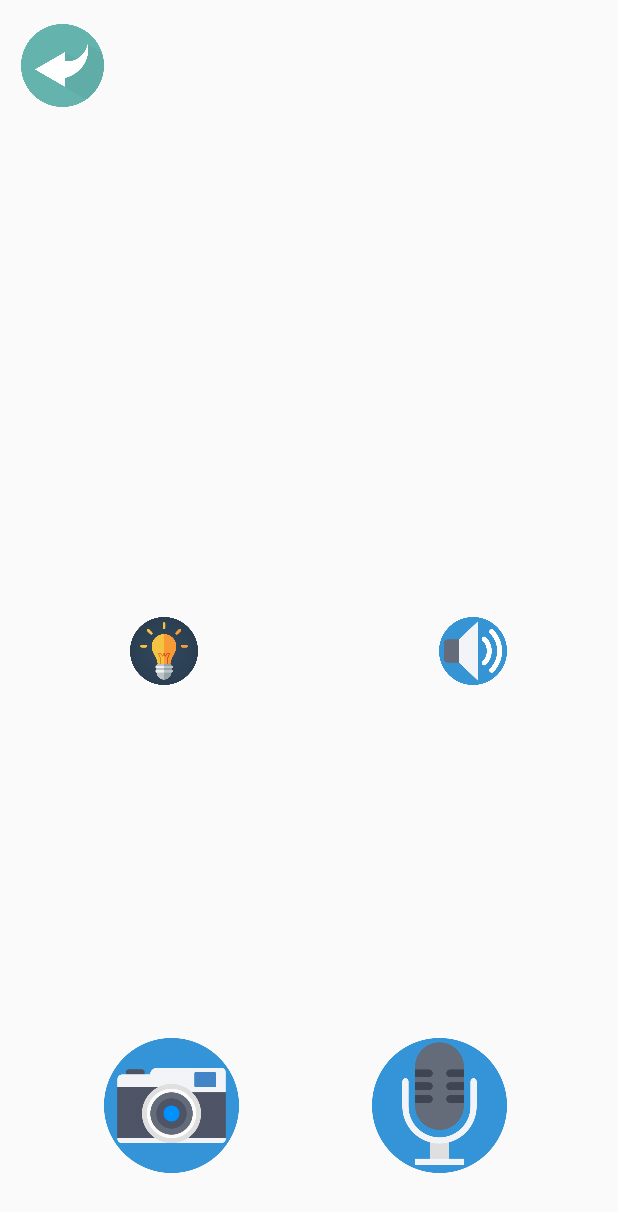
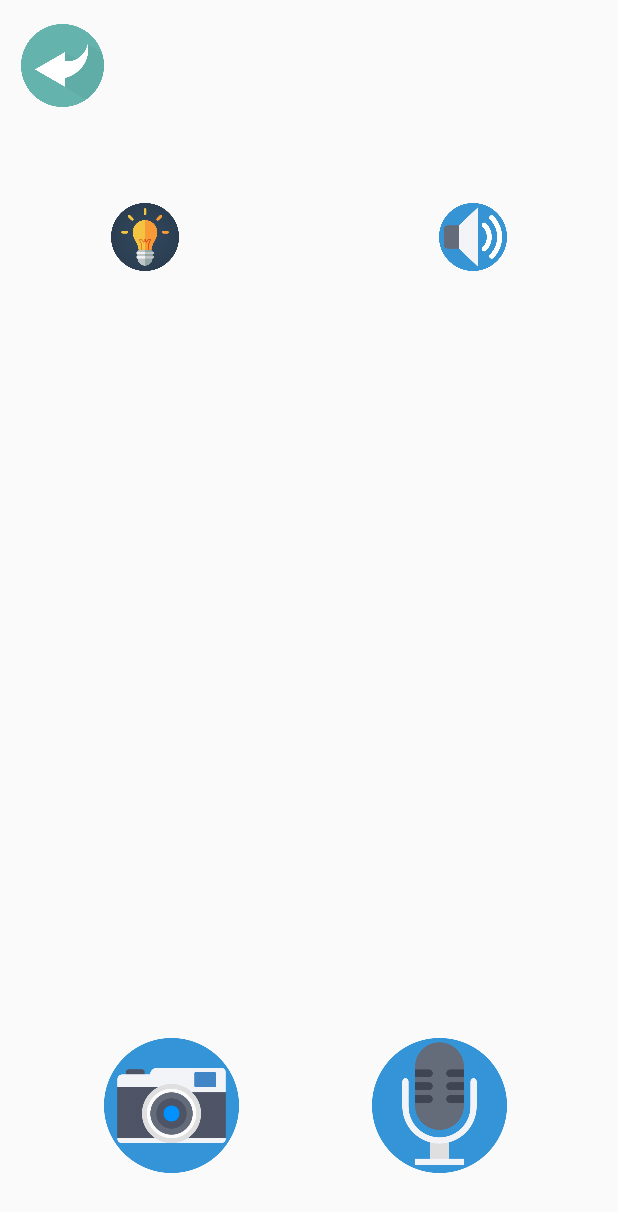
Before and after one commit to MrMinhNguyen/EnglishGO, an Android app: the Challenge screen opened directly, with no data from a screen before it, on a phone screen of 412 x 824 dp. Shown: the top 1212 px of the screen. Run offline under Robolectric (Android 15) with nearby library versions, the phone set to English and light mode, and no system bars; our stand-ins replace Firebase (no records; nobody signed in at launch, a user with empty details on screens opened directly); 2 statements that could not run were skipped.

```diff
--- a/app/src/main/java/sepm/englishgo/Challenge.java
+++ b/app/src/main/java/sepm/englishgo/Challenge.java
@@ -323,7 +323,6 @@ public class Challenge extends AppCompatActivity {
                                             }
                                         }, 2000);
                                     }
-
                                 });
 
         /**On-device Label Detection (can detect 400+ labels, free)**/
--- a/app/src/main/res/layout/activity_main.xml
+++ b/app/src/main/res/layout/activity_main.xml
@@ -12,7 +12,7 @@
         android:layout_height="142dp"
         android:layout_alignParentTop="true"
         android:layout_centerHorizontal="true"
-        android:layout_marginTop="24dp"
+        android:layout_marginTop="49dp"
         android:fontFamily="@font/comfortaa_bold"
         android:text="English\nGO"
         android:textAlignment="center"
@@ -30,7 +30,7 @@
         android:layout_height="248dp"
         android:layout_alignParentBottom="true"
         android:layout_centerHorizontal="true"
-        android:layout_marginBottom="146dp"
+        android:layout_marginBottom="148dp"
         android:src="@drawable/english_go_logo" />
 
     <Button
--- a/app/src/main/res/layout/challenge.xml
+++ b/app/src/main/res/layout/challenge.xml
@@ -24,30 +24,25 @@
         android:id="@+id/challengeWord"
         android:layout_width="wrap_content"
         android:layout_height="wrap_content"
-        android:layout_above="@+id/challengeSound"
+        android:layout_alignParentTop="true"
         android:layout_centerHorizontal="true"
+        android:layout_marginTop="65dp"
         android:fontFamily="@font/comfortaa_bold"
+        android:text=""
         android:textAlignment="center"
         android:textColor="#000000"
-        android:textSize="50dp"
-        app:layout_constraintBottom_toBottomOf="parent"
-        app:layout_constraintHorizontal_bias="0.444"
-        app:layout_constraintLeft_toLeftOf="parent"
-        app:layout_constraintRight_toRightOf="parent"
-        app:layout_constraintTop_toTopOf="parent"
-        app:layout_constraintVertical_bias="0.155" />
+        android:textSize="50dp" />
 
     <Button
         android:id="@+id/challengeSound"
         android:layout_width="45dp"
         android:layout_height="45dp"
         android:layout_alignParentEnd="true"
-        android:layout_alignTop="@+id/challengeHint"
+        android:layout_alignParentTop="true"
         android:layout_marginEnd="74dp"
-        android:fontFamily="@font/comfortaa_bold"
+        android:layout_marginTop="135dp"
+        android:background="@drawable/sound"
         android:onClick="textToSpeech"
-        android:background="@drawable/sound"
-        android:textColor="#000000"
         android:textSize="10dp"
         app:layout_constraintBottom_toBottomOf="parent"
         app:layout_constraintHorizontal_bias="0.501"
@@ -56,30 +51,24 @@
         app:layout_constraintTop_toTopOf="parent"
         app:layout_constraintVertical_bias="0.563" />
 
+
     <Button
         android:id="@+id/challengeHint"
         android:layout_width="45dp"
         android:layout_height="45dp"
-        android:layout_above="@+id/challengeShowImage"
-        android:layout_alignStart="@+id/challengePhoto"
-        android:layout_marginStart="17dp"
+        android:layout_marginLeft="74dp"
+        android:layout_marginTop="135dp"
         android:background="@drawable/light_bulb"
         android:onClick="showHint"
-        android:textSize="10dp"
-        app:layout_constraintBottom_toBottomOf="parent"
-        app:layout_constraintHorizontal_bias="0.501"
-        app:layout_constraintLeft_toLeftOf="parent"
-        app:layout_constraintRight_toRightOf="parent"
-        app:layout_constraintTop_toTopOf="parent"
-        app:layout_constraintVertical_bias="0.563" />
+        android:textSize="10dp" />
 
     <ImageView
         android:id="@+id/challengeShowImage"
         android:layout_width="302dp"
-        android:layout_height="235dp"
+        android:layout_height="246dp"
         android:layout_alignParentBottom="true"
         android:layout_centerHorizontal="true"
-        android:layout_marginBottom="132dp" />
+        android:layout_marginBottom="144dp" />
 
     <ImageView
         android:id="@+id/challengeCheck"
```
Also changed, not shown: app/src/main/res/layout/rank.xml (+6 -7 lines), app/src/main/res/layout/result.xml (+8 -20 lines), 2 other files.
